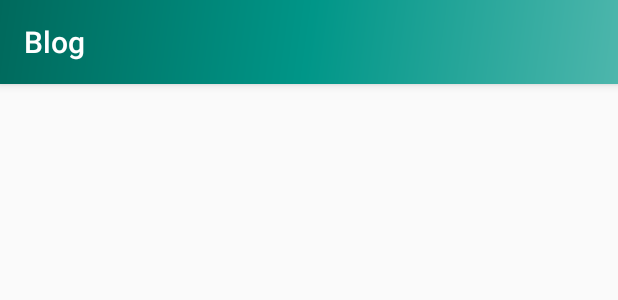
After one commit to yaklesh0007/Androidapplication_blogportalsystem, an Android app: the layout content_main.xml on its own in the app's theme, with its tools: preview values and no code run, on a phone screen of 412 x 824 dp. The commit adds this screen. Shown: the top 300 px of the screen. Run offline under Robolectric (Android 15) with nearby library versions, the phone set to English and light mode, and no system bars.

Commit message:
make changes and add content_main file for Action bar

```diff
--- a/app/src/main/AndroidManifest.xml
+++ b/app/src/main/AndroidManifest.xml
@@ -10,15 +10,15 @@
         android:supportsRtl="true"
         android:theme="@style/AppTheme">
         <activity android:name=".DashboardActivity">
+
+        </activity>
+        <activity android:name=".SplashScreenActivity">
             <intent-filter>
                 <action android:name="android.intent.action.MAIN" />
 
                 <category android:name="android.intent.category.LAUNCHER" />
             </intent-filter>
         </activity>
-        <activity android:name=".SplashScreenActivity">
-
-        </activity>
         <activity android:name=".SignUpActivity"></activity>
         <activity android:name=".MainActivity" />
     </application>
--- a/app/src/main/java/com/example/blogportalsystem/DashboardActivity.kt
+++ b/app/src/main/java/com/example/blogportalsystem/DashboardActivity.kt
@@ -35,7 +35,7 @@ class DashboardActivity : AppCompatActivity(),NavigationView.OnNavigationItemSel
     override fun onNavigationItemSelected(item: MenuItem): Boolean {
        when(item.itemId){
             R.id.nav_home->{
-                Toast.makeText(this, "Home navigation has been clicked", Toast.LENGTH_SHORT).show()
+                Toast.makeText(this@Dashboard, "Home navigation has been clicked", Toast.LENGTH_SHORT).show()
             }
            R.id.nav_profile->{
                Toast.makeText(this, "Home navigation has been clicked", Toast.LENGTH_SHORT).show()
--- /dev/null
+++ b/app/src/main/res/layout/content_main.xml
@@ -0,0 +1,21 @@
+<?xml version="1.0" encoding="utf-8"?>
+<LinearLayout xmlns:android="http://schemas.android.com/apk/res/android"
+    android:layout_width="match_parent"
+    android:layout_height="match_parent"
+    xmlns:app="http://schemas.android.com/apk/res-auto"
+    android:orientation="vertical">
+    <com.google.android.material.appbar.AppBarLayout
+        android:layout_width="match_parent"
+        android:layout_height="wrap_content"
+        android:theme="@style/ThemeOverlay.AppCompat.Dark.ActionBar">
+    <androidx.appcompat.widget.Toolbar
+        android:id="@+id/apptoolbar"
+        android:layout_width="match_parent"
+        android:layout_height="?attr/actionBarSize"
+        android:background="@drawable/side_nav_bar"
+        app:title="Blog"
+        />
+
+    </com.google.android.material.appbar.AppBarLayout>
+
+</LinearLayout>
```
Also changed, not shown: app/src/main/res/layout/activity_dashboard.xml (+4 -10 lines).
